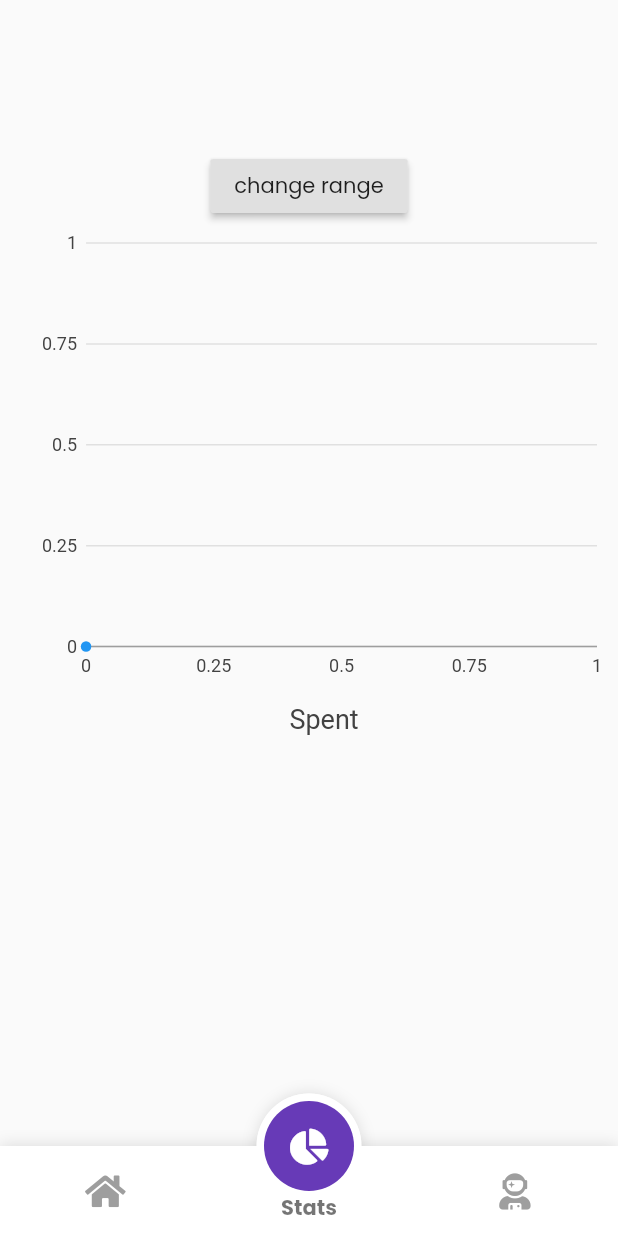
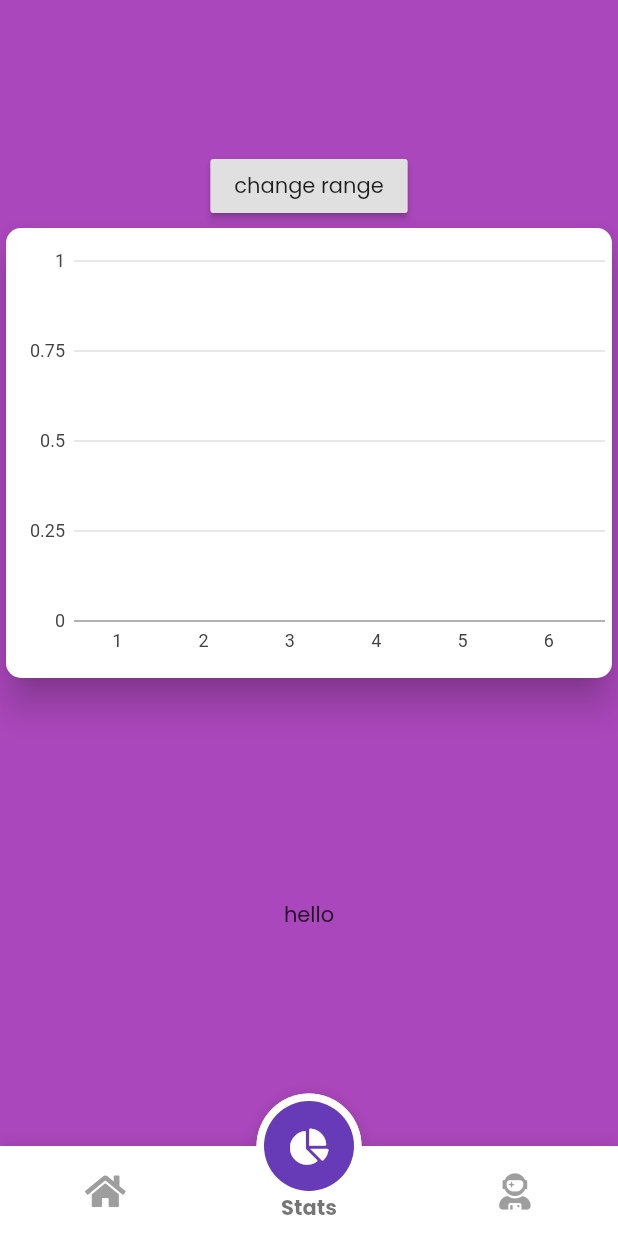
Before and after one commit to aman1210/FlutterExpenseTracker, a Flutter app: the screen it shows after launch, item 2 of the bottom bar chosen, on a phone screen of 412 x 824 dp. Run offline on Flutter 3.47's test engine with Material 2 defaults, Android fonts, the light colour scheme and no system bars; drawn by our look-alikes of fancy_bottom_navigation; our stand-ins replace charts_flutter, font_awesome_flutter, lottie, month_picker_dialog, sqflite; accounts and stored records are empty.

Commit message:
adding scrollable bar chart

```diff
--- a/lib/Provider/transactionProvider.dart
+++ b/lib/Provider/transactionProvider.dart
@@ -133,16 +133,23 @@ class TransactionProvider with ChangeNotifier {
     totalBalance();
   }
 
-  List<Transaction> getTransactionInRange(DateTime start, DateTime end) {
+  List<Transaction> getTransactionInRange(DateTime date) {
+    var start = DateTime(date.year, date.month, 1);
+    var endNum =
+        DateTime(date.year, date.month + 1, 0).compareTo(DateTime.now());
+    var end =
+        endNum > 0 ? DateTime.now() : DateTime(date.year, date.month + 1, 0);
     List<Transaction> list = [];
+    print(start);
+    print(end);
     transaction.forEach((t) {
-      if (t.transactionType == TransactionType.Expense &&
-          t.date.isAfter(start) &&
-          t.date.isBefore(end)) {
+      print('${t.date} ${t.amount}');
+      if (t.date.isAfter(start) && t.date.isBefore(end)) {
+        // print(t.amount);
         list.add(t);
-        // print(t.amount);
       }
     });
+
     return list;
   }
 }
--- a/lib/main.dart
+++ b/lib/main.dart
@@ -1,6 +1,5 @@
 import 'package:flutter/material.dart';
 import 'package:flutter/services.dart';
-import 'package:month_picker_dialog/month_picker_dialog.dart';
 
 import 'package:provider/provider.dart';
 import 'package:expenseTracker/Provider/categoryProvider.dart';
--- a/lib/screens/home.dart
+++ b/lib/screens/home.dart
@@ -1,7 +1,6 @@
 import 'dart:math' as math;
 
 import 'package:expenseTracker/Model/transaction.dart';
-import 'package:expenseTracker/Provider/categoryProvider.dart';
 import 'package:expenseTracker/Provider/transactionProvider.dart';
 import 'package:expenseTracker/widgets/home/homeHeaderBground.dart';
 import 'package:expenseTracker/widgets/home/homeHeaderBalance.dart';
@@ -10,9 +9,7 @@ import 'package:expenseTracker/widgets/home/tListItem.dart';
 import 'package:flutter/material.dart';
 import 'package:flutter/rendering.dart';
 
-import 'package:font_awesome_flutter/font_awesome_flutter.dart';
 import 'package:expenseTracker/widgets/home/dragContainer.dart';
-import 'package:intl/intl.dart';
 import 'package:provider/provider.dart';
 
 class Home extends StatefulWidget {
--- a/lib/screens/homepage.dart
+++ b/lib/screens/homepage.dart
@@ -4,7 +4,6 @@ import 'package:fancy_bottom_navigation/fancy_bottom_navigation.dart';
 import 'package:flutter/material.dart';
 
 import 'package:expenseTracker/screens/home.dart';
-import 'package:flutter/rendering.dart';
 import 'package:font_awesome_flutter/font_awesome_flutter.dart';
 import 'package:provider/provider.dart';
 
--- a/lib/screens/splashScreen.dart
+++ b/lib/screens/splashScreen.dart
@@ -3,7 +3,6 @@ import 'dart:async';
 import 'package:expenseTracker/screens/homepage.dart';
 import 'package:flutter/material.dart';
 import 'package:lottie/lottie.dart';
-import 'package:provider/provider.dart';
 
 class SplashScreen extends StatefulWidget {
   @override
--- a/lib/screens/statsPage.dart
+++ b/lib/screens/statsPage.dart
@@ -1,7 +1,7 @@
-import 'package:expenseTracker/Model/category.dart';
 import 'package:expenseTracker/Model/transaction.dart';
-import 'package:expenseTracker/Provider/categoryProvider.dart';
+
 import 'package:expenseTracker/Provider/transactionProvider.dart';
+import 'package:expenseTracker/widgets/statsPage/barChart.dart';
 import 'package:flutter/material.dart';
 import 'package:charts_flutter/flutter.dart' as charts;
 import 'package:intl/intl.dart';
@@ -15,61 +15,42 @@ class StatsPage extends StatefulWidget {
 
 class _StatsPageState extends State<StatsPage> {
   var date = DateTime.now();
-  List<charts.Series<TransactionChart, num>> _series;
+  List<Transaction> _expenselist = [];
+  List<Transaction> _incomeList = [];
   List<Transaction> _list = [];
-  List<TransactionChart> data = [];
 
-  generate() {
-    var start = DateTime(date.year, date.month, 1);
-    var endNum =
-        DateTime(date.year, date.month + 1, 0).compareTo(DateTime.now());
-    var end =
-        endNum > 0 ? DateTime.now() : DateTime(date.year, date.month + 1, 0);
-    data.clear();
-    data.add(TransactionChart(0, 0));
-    var sum = 0;
-    for (var i = start.day; i <= end.day; i++) {
-      var x = 0;
-      _list.map(
-        (t) {
-          if (t.transactionType == TransactionType.Expense &&
-              t.date.isAfter(start) &&
-              t.date.isBefore(end) &&
-              t.date.day == i) {
-            sum += t.amount;
-            x += t.amount;
-          }
-        },
-      ).toList();
-      if (x > 0) data.add(TransactionChart(i, sum));
-    }
-    String month = DateFormat.MMM().format(date);
-    _series.clear();
-    _series.add(
-      charts.Series(
-        id: 'Transactions',
-        data: data,
-        domainFn: (TransactionChart t, _) => t.date,
-        measureFn: (TransactionChart t, _) => t.amount,
-      ),
-    );
+  generate(List<Transaction> t) {
+    t.forEach((e) {
+      if (e.transactionType == TransactionType.Expense) {
+        _expenselist.add(e);
+      } else {
+        _incomeList.add(e);
+      }
+    });
+    setState(() {});
+  }
+
+  changeDate() {
+    // print(date);
+    _list.clear();
+    _list = Provider.of<TransactionProvider>(context, listen: false)
+        .getTransactionInRange(date);
+    generate(_list);
   }
 
   @override
   void initState() {
     super.initState();
-    _list =
-        Provider.of<TransactionProvider>(context, listen: false).transaction;
-
-    _series = List<charts.Series<TransactionChart, num>>();
-    generate();
+    changeDate();
   }
 
   @override
   Widget build(BuildContext context) {
+    print(_expenselist.length);
     return Container(
+      color: Colors.purple[400],
       width: double.infinity,
-      height: 500,
+      height: double.maxFinite,
       child: Column(
         mainAxisAlignment: MainAxisAlignment.spaceAround,
         children: [
@@ -86,40 +67,22 @@ class _StatsPageState extends State<StatsPage> {
               setState(
                 () {
                   date = picked;
-                  generate();
+                  changeDate();
                 },
               );
             },
           ),
+          BarChart(
+            date: date,
+            list: _expenselist,
+          ),
           Expanded(
-            child: Padding(
-              padding: const EdgeInsets.only(left: 20.0),
-              child: charts.LineChart(
-                _series,
-                animate: true,
-                animationDuration: Duration(milliseconds: 300),
-                defaultRenderer: charts.LineRendererConfig(
-                  includeArea: true,
-                  includePoints: true,
-                  includeLine: true,
-                ),
-                behaviors: [
-                  charts.ChartTitle(
-                    'Spent',
-                    behaviorPosition: charts.BehaviorPosition.bottom,
-                  )
-                ],
-              ),
+            child: Center(
+              child: Text('hello'),
             ),
-          ),
+          )
         ],
       ),
     );
   }
 }
-
-class TransactionChart {
-  num date;
-  int amount;
-  TransactionChart(this.date, this.amount);
-}
--- a/lib/widgets/home/tListItem.dart
+++ b/lib/widgets/home/tListItem.dart
@@ -1,7 +1,7 @@
 import 'package:expenseTracker/Model/transaction.dart';
 import 'package:expenseTracker/Provider/transactionProvider.dart';
 import 'package:flutter/material.dart';
-import 'package:font_awesome_flutter/font_awesome_flutter.dart';
+
 import 'package:intl/intl.dart';
 import 'package:provider/provider.dart';
 
--- /dev/null
+++ b/lib/widgets/statsPage/barChart.dart
@@ -0,0 +1,109 @@
+import 'package:expenseTracker/Model/transaction.dart';
+import 'package:flutter/material.dart';
+import 'package:charts_flutter/flutter.dart' as charts;
+
+class BarChart extends StatefulWidget {
+  final DateTime date;
+  final List<Transaction> list;
+  BarChart({this.date, this.list});
+  @override
+  _BarChartState createState() => _BarChartState();
+}
+
+class _BarChartState extends State<BarChart> {
+  List<charts.Series<TransactionChart, String>> _series;
+  List<TransactionChart> data = [];
+
+  generate() {
+    var start = DateTime(widget.date.year, widget.date.month, 1);
+    var endNum = DateTime(widget.date.year, widget.date.month + 1, 0)
+        .compareTo(DateTime.now());
+    var end = endNum > 0
+        ? DateTime.now()
+        : DateTime(widget.date.year, widget.date.month + 1, 0);
+    data.clear();
+    for (var i = start.day; i <= end.day; i++) {
+      var sum = 0;
+      widget.list.map(
+        (t) {
+          if (t.date.day == i) {
+            sum += t.amount;
+          }
+        },
+      ).toList();
+      data.add(
+        TransactionChart(
+          i.toString(),
+          sum,
+          sum <= 500
+              ? Color(0xff28abb9)
+              : sum <= 1000
+                  ? Color(0xfff6830f)
+                  : Color(0xffbb2205),
+        ),
+      );
+    }
+    _series.clear();
+    _series.add(
+      charts.Series(
+          id: 'Transactions',
+          data: data,
+          domainFn: (TransactionChart t, _) => t.date,
+          measureFn: (TransactionChart t, _) => t.amount,
+          colorFn: (TransactionChart t, _) =>
+              charts.ColorUtil.fromDartColor(t.colorval),
+          labelAccessorFn: (TransactionChart t, _) =>
+              t.amount == 0 ? '' : '₹${t.amount.toString()}'),
+    );
+  }
+
+  @override
+  void initState() {
+    super.initState();
+    // print(widget.list.length);
+    _series = List<charts.Series<TransactionChart, String>>();
+    generate();
+  }
+
+  @override
+  void didUpdateWidget(covariant BarChart oldWidget) {
+    super.didUpdateWidget(oldWidget);
+    // print(widget.list.length);
+    _series = List<charts.Series<TransactionChart, String>>();
+    generate();
+  }
+
+  @override
+  Widget build(BuildContext context) {
+    return Expanded(
+      child: Card(
+        shape: RoundedRectangleBorder(borderRadius: BorderRadius.circular(10)),
+        elevation: 10,
+        child: Padding(
+          padding:
+              const EdgeInsets.only(left: 8.0, top: 8, bottom: 10, right: 5),
+          child: SingleChildScrollView(
+            scrollDirection: Axis.horizontal,
+            child: SizedBox(
+              width: 1.5 * 40 * data.length,
+              child: charts.BarChart(
+                _series,
+                animate: true,
+                barRendererDecorator: new charts.BarLabelDecorator<String>(
+                    labelPosition: charts.BarLabelPosition.inside),
+                domainAxis: new charts.OrdinalAxisSpec(),
+              ),
+            ),
+          ),
+        ),
+      ),
+    );
+  }
+}
+
+class TransactionChart {
+  String date;
+  int amount;
+  Color colorval;
+  TransactionChart(this.date, this.amount, this.colorval);
+}
--- a/lib/widgets/transactionPage/mainFormEntry.dart
+++ b/lib/widgets/transactionPage/mainFormEntry.dart
@@ -1,4 +1,3 @@
-import 'package:expenseTracker/Model/transaction.dart';
 import 'package:expenseTracker/Provider/transactionProvider.dart';
 import 'package:flutter/material.dart';
 import 'package:flutter/services.dart';
@@ -27,7 +26,6 @@ class _MainFormState extends State<MainForm> {
 
   @override
   void dispose() {
-    // TODO: implement dispose
     super.dispose();
     _title.dispose();
     _amount.dispose();
```
